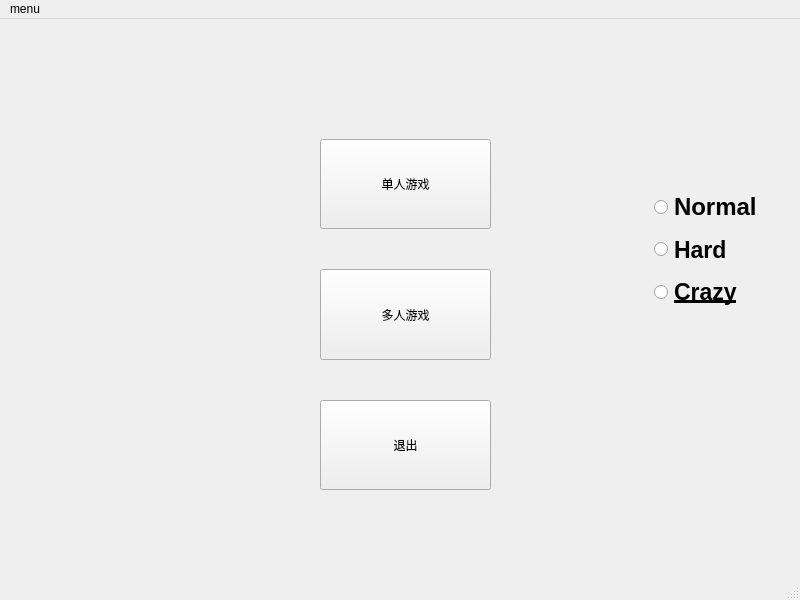
Old version of the form Tetris/Cboard.ui in the repository Aurora-glint/Tetris.
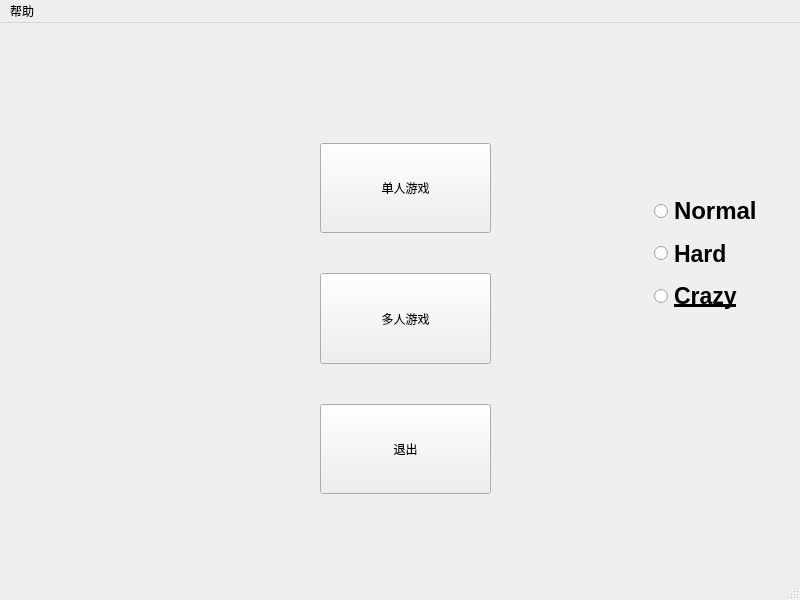
New version of the form. Icons and pictures are not drawn.

Commit message: 上线与帮助对话框

```diff
--- a/Tetris/Cboard.ui
+++ b/Tetris/Cboard.ui
@@ -159,7 +159,8 @@
     </layout>
    </widget>
   </widget>
-  <widget class="QMenuBar" name="menubar">
+  <widget class="QStatusBar" name="statusbar"/>
+  <widget class="QMenuBar" name="menuBar">
    <property name="geometry">
     <rect>
      <x>0</x>
@@ -168,12 +169,12 @@
      <height>17</height>
     </rect>
    </property>
-   <widget class="QMenu" name="menumenu">
+   <widget class="QMenu" name="menu">
     <property name="title">
-     <string>menu</string>
+     <string>帮助</string>
     </property>
    </widget>
-   <addaction name="menumenu"/>
+   <addaction name="menu"/>
   </widget>
   <widget class="QStatusBar" name="statusbar"/>
  </widget>
```
Left out of the diff: 10 changed lines with no effect on the pictures. The commit also changes 8 other files.
